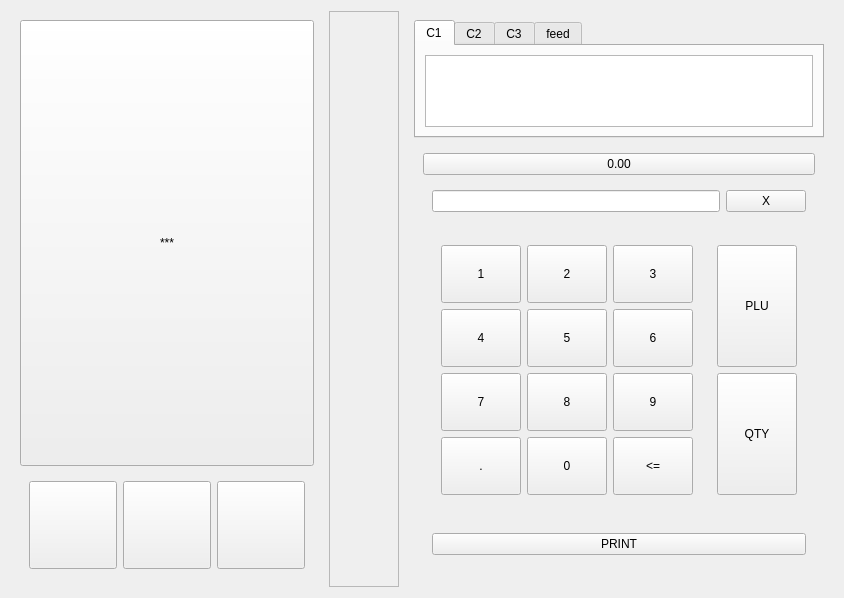
Above: common_support/ui/UI.ui from fazalfzl/choice before the change. Below: the same form after it.
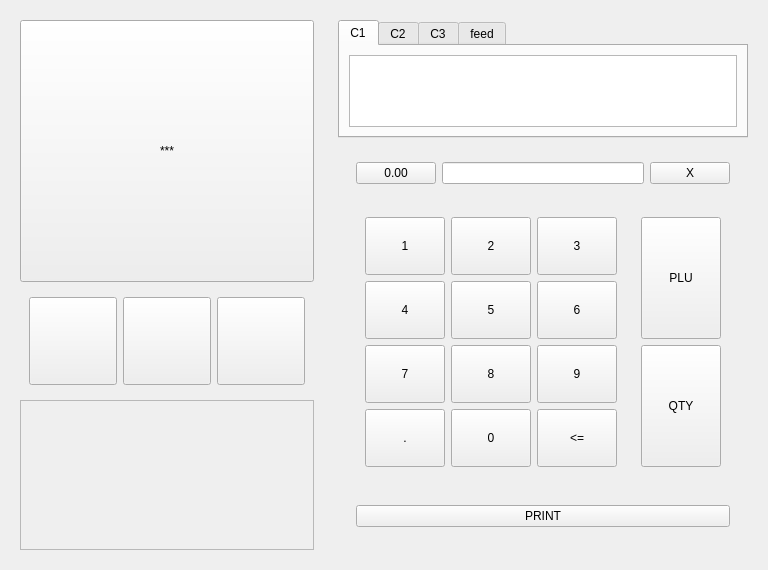
That is the form after the change.

The edit to the form file:
```diff
--- a/common_support/ui/UI.ui
+++ b/common_support/ui/UI.ui
@@ -16,7 +16,7 @@
   <layout class="QGridLayout" name="gridLayout_3" columnstretch="2,1,0">
    <item row="0" column="0">
     <widget class="QWidget" name="widget" native="true">
-     <layout class="QGridLayout" name="gridLayout_2" rowstretch="3,0">
+     <layout class="QGridLayout" name="gridLayout_2" rowstretch="3,0,0">
       <item row="1" column="0">
        <widget class="QWidget" name="widget_2" native="true">
         <property name="styleSheet">
@@ -78,6 +78,45 @@
         </property>
        </widget>
       </item>
+      <item row="2" column="0">
+       <widget class="QScrollArea" name="scrollArea">
+        <property name="sizePolicy">
+         <sizepolicy hsizetype="Expanding" vsizetype="Maximum">
+          <horstretch>0</horstretch>
+          <verstretch>0</verstretch>
+         </sizepolicy>
+        </property>
+        <property name="minimumSize">
+         <size>
+          <width>0</width>
+          <height>150</height>
+         </size>
+        </property>
+        <property name="maximumSize">
+         <size>
+          <width>16777215</width>
+          <height>150</height>
+         </size>
+        </property>
+        <property name="styleSheet">
+         <string notr="true"/>
+        </property>
+        <property name="widgetResizable">
+         <bool>true</bool>
+        </property>
+        <widget class="QWidget" name="SAWC_products">
+         <property name="geometry">
+          <rect>
+           <x>0</x>
+           <y>0</y>
+           <width>352</width>
+           <height>148</height>
+          </rect>
+         </property>
+         <layout class="QGridLayout" name="gridLayout_14"/>
+        </widget>
+       </widget>
+      </item>
      </layout>
     </widget>
    </item>
@@ -237,26 +276,26 @@
            </layout>
           </widget>
          </item>
-         <item row="0" column="0">
-          <widget class="QPushButton" name="PB_weight_input">
-           <property name="text">
-            <string>0.00</string>
-           </property>
-          </widget>
-         </item>
          <item row="1" column="0">
           <widget class="QWidget" name="widget_9" native="true">
            <layout class="QGridLayout" name="gridLayout_15">
-            <item row="0" column="0">
-             <widget class="QLineEdit" name="lineEdit"/>
-            </item>
-            <item row="0" column="1">
+            <item row="0" column="2">
              <widget class="QPushButton" name="PB_empty">
               <property name="text">
                <string>X</string>
               </property>
              </widget>
             </item>
+            <item row="0" column="1">
+             <widget class="QLineEdit" name="lineEdit"/>
+            </item>
+            <item row="0" column="0">
+             <widget class="QPushButton" name="PB_weight_input">
+              <property name="text">
+               <string>0.00</string>
+              </property>
+             </widget>
+            </item>
            </layout>
           </widget>
          </item>
@@ -336,27 +375,6 @@
      </layout>
     </widget>
    </item>
-   <item row="0" column="1">
-    <widget class="QScrollArea" name="scrollArea">
-     <property name="styleSheet">
-      <string notr="true"/>
-     </property>
-     <property name="widgetResizable">
-      <bool>true</bool>
-     </property>
-     <widget class="QWidget" name="SAWC_products">
-      <property name="geometry">
-       <rect>
-        <x>0</x>
-        <y>0</y>
-        <width>140</width>
-        <height>538</height>
-       </rect>
-      </property>
-      <layout class="QGridLayout" name="gridLayout_14"/>
-     </widget>
-    </widget>
-   </item>
   </layout>
  </widget>
  <resources/>
```
Left out of the diff: 142 changed lines with no effect on the pictures.
